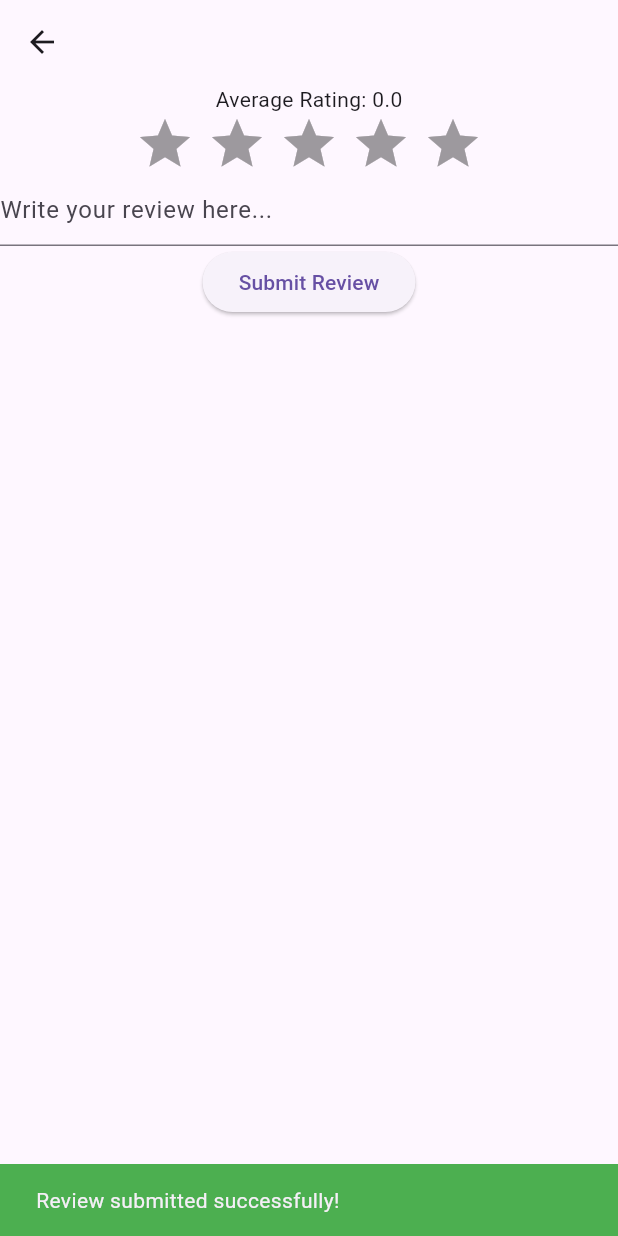
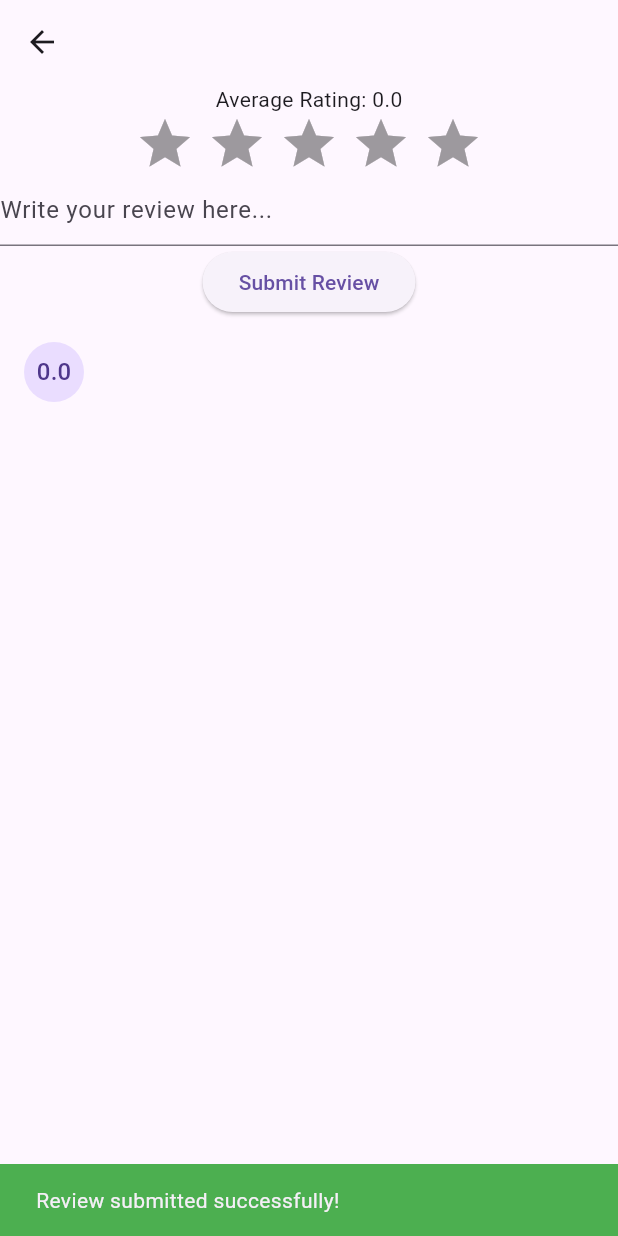
Before and after one commit to alomex21/FractolioFinal, a Flutter app: the ProductReviewPageTwo screen opened directly with empty values, after a tap on "Submit Review", on a phone screen of 412 x 824 dp. Run offline on Flutter 3.47's test engine with Material 2 defaults, Android fonts, the phone set to English and light mode, and no system bars; drawn by our look-alikes of flutter_rating_bar; our stand-ins replace cloud_firestore, connectivity_plus, firebase_auth, firebase_core, permission_handler; missing offline and left inert: mobile_scanner, string_capitalize; accounts and stored records are empty.

Commit message:
Refactorization and review overhaul

```diff
--- /dev/null
+++ b/lib/models/review.dart
@@ -0,0 +1,11 @@
+class Review {
+  final String userId;
+  final double rating;
+  final String text;
+
+  Review({
+    required this.userId,
+    required this.rating,
+    required this.text,
+  });
+}
--- /dev/null
+++ b/lib/services/services/database_services.dart
@@ -0,0 +1,12 @@
+import 'package:fractoliotesting/models/review.dart';
+
+abstract class DatabaseService {
+  Future<void> setReview(
+      String productId, String userId, double rating, String reviewText,
+      {bool merge});
+
+  Future<String> getUsername(String userId);
+  Stream<double> fetchProductAverageRating(String? productId);
+  Stream<List<Review>> fetchProductReviews(String? productId);
+  Future<Review?> getUserReview(String? productId, String userId);
+}
--- /dev/null
+++ b/lib/services/services/firestore_service.dart
@@ -0,0 +1,93 @@
+import 'package:cloud_firestore/cloud_firestore.dart';
+import 'package:fractoliotesting/models/review.dart';
+import 'package:fractoliotesting/services/services/database_services.dart';
+
+class FirestoreService implements DatabaseService {
+  // Singleton instance
+  static final FirestoreService _instance = FirestoreService._internal();
+
+  // Firebase instance
+  final FirebaseFirestore _firebaseInstance = FirebaseFirestore.instance;
+
+  // Private constructor
+  FirestoreService._internal();
+
+  // Factory constructor
+  factory FirestoreService() {
+    return _instance;
+  }
+
+  @override
+  Future<void> setReview(
+      String? productId, String userId, double rating, String reviewText,
+      {bool merge = false}) async {
+    return await _firebaseInstance
+        .collection('Products')
+        .doc(productId)
+        .collection('reviews')
+        .doc(userId)
+        .set({
+      'user_id': userId,
+      'rating': rating,
+      'text': reviewText,
+    }, SetOptions(merge: merge));
+  }
+
+  @override
+  Future<String> getUsername(String? userId) async {
+    DocumentSnapshot userDoc =
+        await _firebaseInstance.collection('users').doc(userId).get();
+    return userDoc.get('username') as String;
+  }
+
+  @override
+  Stream<double> fetchProductAverageRating(String? productId) {
+    return _firebaseInstance
+        .collection('Products')
+        .doc(productId)
+        .collection('reviews')
+        .snapshots()
+        .map((snapshot) {
+      double totalRating = 0.0;
+      for (var review in snapshot.docs) {
+        totalRating += review.get('rating');
+      }
+      return snapshot.docs.isNotEmpty ? totalRating / snapshot.docs.length : 0;
+    });
+  }
+
+  @override
+  Stream<List<Review>> fetchProductReviews(String? productId) {
+    return _firebaseInstance
+        .collection('Products')
+        .doc(productId)
+        .collection('reviews')
+        .snapshots()
+        .map((snapshot) => snapshot.docs.map((doc) {
+              return Review(
+                userId: doc.get('user_id'),
+                rating: doc.get('rating').toDouble(),
+                text: doc.get('text'),
+              );
+            }).toList());
+  }
+
+  @override
+  Future<Review?> getUserReview(String? productId, String userId) async {
+    final userReviewDoc = await _firebaseInstance
+        .collection('Products')
+        .doc(productId)
+        .collection('reviews')
+        .doc(userId)
+        .get();
+
+    if (userReviewDoc.exists) {
+      return Review(
+        userId: userReviewDoc.get('user_id'),
+        rating: userReviewDoc.get('rating').toDouble(),
+        text: userReviewDoc.get('text'),
+      );
+    }
+    return null;
+  }
+}
--- a/lib/widgets/ratingsystem/starwidgets.dart
+++ b/lib/widgets/ratingsystem/starwidgets.dart
@@ -2,8 +2,10 @@ import 'dart:async';
 
 import 'package:flutter/material.dart';
 import 'package:flutter_rating_bar/flutter_rating_bar.dart';
-import 'package:cloud_firestore/cloud_firestore.dart';
-import 'package:fractoliotesting/services/utilities/extensions.dart';
+import 'package:fractoliotesting/models/review.dart';
+// import 'package:cloud_firestore/cloud_firestore.dart';
+import 'package:fractoliotesting/services/services/firestore_service.dart';
+//
 
 class AverageRating extends StatefulWidget {
   final String? qrCodeString;
@@ -15,47 +17,27 @@ class AverageRating extends StatefulWidget {
 }
 
 class AverageRatingState extends State<AverageRating> {
-  // Introduce a controller to listen for stream updates
-  late StreamController<QuerySnapshot> _controller;
-  late Stream<QuerySnapshot> reviewsStream;
+  late Stream<double> _averageRatingStream;
+  final dbService = FirestoreService();
 
   @override
   void initState() {
     super.initState();
-
-    _controller = StreamController();
-    reviewsStream = FirebaseFirestore.instance
-        .collection('Products')
-        .doc(widget.qrCodeString)
-        .collection('reviews')
-        .snapshots();
-
-    _controller.addStream(reviewsStream);
-  }
-
-  // Function to refresh the reviews
-  Future<void> refreshReviews() async {
-    _controller.addStream(reviewsStream);
+    _averageRatingStream =
+        dbService.fetchProductAverageRating(widget.qrCodeString!);
   }
 
   @override
   Widget build(BuildContext context) {
-    return StreamBuilder<QuerySnapshot>(
-      stream: _controller.stream,
+    return StreamBuilder<double>(
+      stream: _averageRatingStream,
       builder: (context, snapshot) {
         if (snapshot.hasData) {
-          final reviews = snapshot.data!.docs;
-          double totalRating = 0.0;
-
-          for (var review in reviews) {
-            totalRating += review.get('rating');
+          if (snapshot.hasData) {
+            double averageRating = snapshot.data!;
+            double roundedAverage = (averageRating * 100).roundToDouble() / 100;
+            return Text('Average Rating: $roundedAverage');
           }
-
-          double averageRating =
-              reviews.isNotEmpty ? totalRating / reviews.length : 0;
-          double roundedAverage = averageRating.toPrecision(2);
-
-          return Text('Average Rating: $roundedAverage');
         }
 
         return const CircularProgressIndicator();
@@ -63,10 +45,13 @@ class AverageRatingState extends State<AverageRating> {
     );
   }
 
-  @override
-  void dispose() {
-    _controller.close();
-    super.dispose();
+  Future<void> refreshReviews() async {
+    setState(
+      () {
+        _averageRatingStream =
+            dbService.fetchProductAverageRating(widget.qrCodeString!);
+      },
+    );
   }
 }
 
@@ -82,6 +67,24 @@ class ReviewInput extends StatefulWidget {
 }
 
 class _ReviewInputState extends State<ReviewInput> {
+  @override
+  void initState() {
+    _fetchUserReview();
+    super.initState();
+  }
+
+  Future<void> _fetchUserReview() async {
+    final userReview =
+        await dbService.getUserReview(widget.qrCodeString!, widget.userId);
+    if (userReview != null) {
+      setState(() {
+        _currentRating = userReview.rating;
+        _currentReview = userReview.text;
+      });
+    }
+  }
+
+  FirestoreService dbService = FirestoreService();
   double _currentRating = 0;
   String _currentReview = '';
   bool _isLoading = false;
@@ -92,7 +95,7 @@ class _ReviewInputState extends State<ReviewInput> {
         Column(
           children: [
             RatingBar.builder(
-              initialRating: 0,
+              initialRating: _currentRating,
               minRating: 1,
               direction: Axis.horizontal,
               allowHalfRating: true,
@@ -123,16 +126,9 @@ class _ReviewInputState extends State<ReviewInput> {
                         FocusScope.of(context).unfocus();
                       });
                       try {
-                        await FirebaseFirestore.instance
-                            .collection('Products')
-                            .doc(widget.qrCodeString)
-                            .collection('reviews')
-                            .doc(widget.userId)
-                            .set({
-                          'user_id': widget.userId,
-                          'rating': _currentRating,
-                          'text': _currentReview,
-                        }, SetOptions(merge: true));
+                        await dbService.setReview(widget.qrCodeString,
+                            widget.userId, _currentRating, _currentReview,
+                            merge: true);
                         if (context.mounted) {
                           ScaffoldMessenger.of(context).showSnackBar(
                               const SnackBar(
@@ -176,28 +172,26 @@ class ProductReviews extends StatefulWidget {
 }
 
 class _ProductReviewsState extends State<ProductReviews> {
-  late Stream<QuerySnapshot> _reviewsStream;
+  late Stream<List<Review>> _reviewsStream;
+  final dbService = FirestoreService(); // Use the service
 
   @override
   void initState() {
     super.initState();
-    _reviewsStream = FirebaseFirestore.instance
-        .collection('Products')
-        .doc(widget.productId)
-        .collection('reviews')
-        .snapshots();
+
+    _reviewsStream = dbService.fetchProductReviews(widget.productId!);
   }
 
-  Future<String> _getUsername(String userId) async {
+/*   Future<String> _getUsername(String userId) async {
     DocumentSnapshot userDoc =
         await FirebaseFirestore.instance.collection('users').doc(userId).get();
 
     return userDoc.get('username') as String;
-  }
+  } */
 
   @override
   Widget build(BuildContext context) {
-    return StreamBuilder<QuerySnapshot>(
+    return StreamBuilder<List<Review>>(
       stream: _reviewsStream,
       builder: (context, snapshot) {
         if (snapshot.hasError) {
@@ -207,29 +201,31 @@ class _ProductReviewsState extends State<ProductReviews> {
         if (snapshot.connectionState == ConnectionState.waiting) {
           return const CircularProgressIndicator();
         }
+        final reviews = snapshot.data!;
 
         return ListView.builder(
           shrinkWrap: true,
-          itemCount: snapshot.data!.docs.length,
+          itemCount: reviews.length,
           itemBuilder: (context, index) {
-            DocumentSnapshot reviewData = snapshot.data!.docs[index];
-            double rating = reviewData.get('rating');
-            String text = reviewData.get('text');
-            String userId = reviewData.get('user_id');
-
+            Review review = reviews[index];
             return FutureBuilder<String>(
-              future: _getUsername(userId),
+              future: dbService.getUsername(review.userId),
               builder: (context, snapshot) {
                 if (snapshot.connectionState == ConnectionState.waiting) {
-                  return const ListTile(title: CircularProgressIndicator());
+                  return const ListTile(
+                      title: Center(
+                          child: SizedBox(
+                              width: 50,
+                              height: 50,
+                              child: CircularProgressIndicator())));
                 }
 
                 String username = snapshot.data!;
                 return ListTile(
                   title: Text(username),
-                  subtitle: Text(text),
+                  subtitle: Text(review.text),
                   leading: CircleAvatar(
-                    child: Text(rating.toString()),
+                    child: Text(review.rating.toString()),
                   ),
                 );
               },
```
